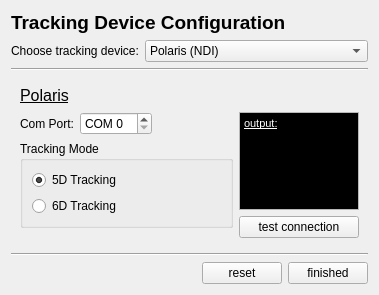
Above: Modules/IGTUI/Qmitk/QmitkTrackingDeviceConfigurationWidgetControls.ui from MITK/MITK before the change. Below: the same form after it.
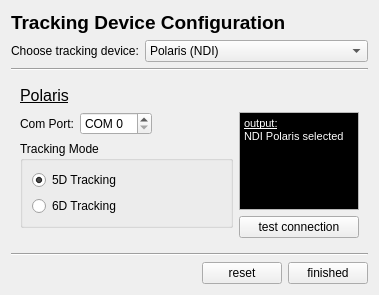
That is the form after the change.

Commit message: ENH (#2361): Further work on TrackingDeviceConfigurationWidget ... UI is working now, functionality will be added later.

What changed in the file:
```diff
--- a/Modules/IGTUI/Qmitk/QmitkTrackingDeviceConfigurationWidgetControls.ui
+++ b/Modules/IGTUI/Qmitk/QmitkTrackingDeviceConfigurationWidgetControls.ui
@@ -252,7 +252,8 @@
 &lt;html>&lt;head>&lt;meta name="qrichtext" content="1" />&lt;style type="text/css">
 p, li { white-space: pre-wrap; }
 &lt;/style>&lt;/head>&lt;body style=" font-family:'MS Shell Dlg 2'; font-size:8.25pt; font-weight:400; font-style:normal;" bgcolor="#000000">
-&lt;p style=" margin-top:0px; margin-bottom:0px; margin-left:0px; margin-right:0px; -qt-block-indent:0; text-indent:0px; font-size:8pt;">&lt;span style=" text-decoration: underline; color:#ffffff;">output:&lt;/span>&lt;/p>&lt;/body>&lt;/html></string>
+&lt;p style=" margin-top:0px; margin-bottom:0px; margin-left:0px; margin-right:0px; -qt-block-indent:0; text-indent:0px; font-size:8pt;">&lt;span style=" text-decoration: underline; color:#ffffff;">output:&lt;/span>&lt;/p>
+&lt;p style=" margin-top:0px; margin-bottom:0px; margin-left:0px; margin-right:0px; -qt-block-indent:0; text-indent:0px; font-size:8pt; text-decoration: underline; color:#ffffff;">&lt;span style=" text-decoration:none;">NDI Polaris selected&lt;/span>&lt;/p>&lt;/body>&lt;/html></string>
              </property>
              <property name="textInteractionFlags" >
               <set>Qt::NoTextInteraction</set>
```
Left out of the diff: 6 changed lines with no effect on the pictures. The commit also changes 2 other files.
